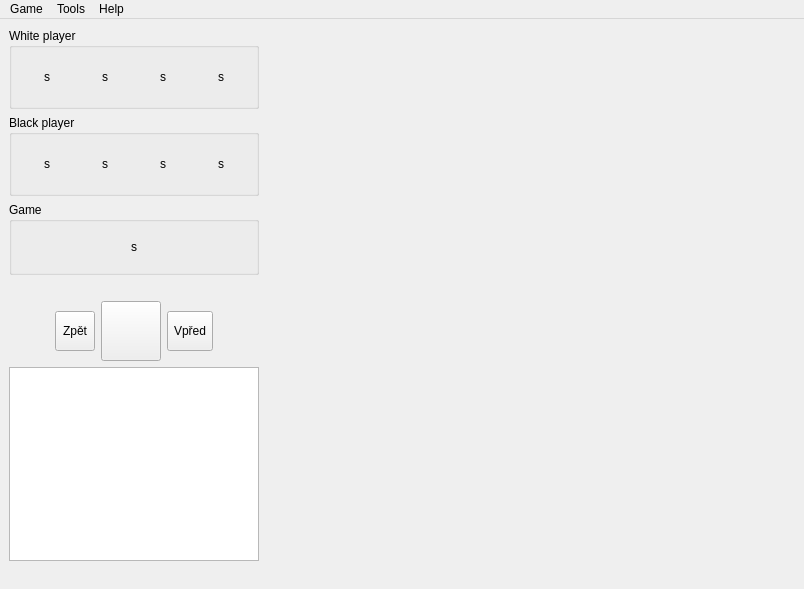
Qt form ui/gmainwindow.ui (martinrotter/qgothic) before a commit.
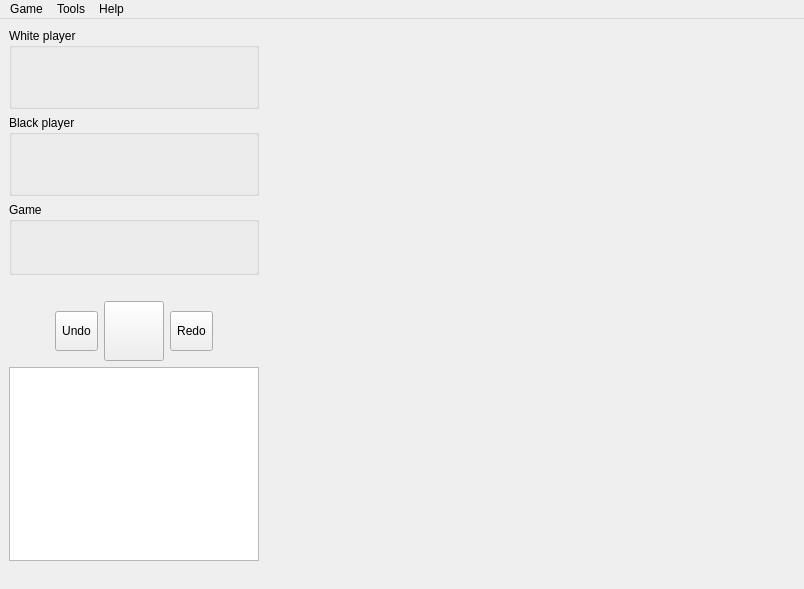
The same form after that commit. Icons and pictures are not drawn. Custom widgets are drawn as their Qt base class.

```diff
--- a/ui/gmainwindow.ui
+++ b/ui/gmainwindow.ui
@@ -72,7 +72,7 @@
           <item row="0" column="0">
            <widget class="QLabel" name="m_labelWhiteType">
             <property name="text">
-             <string notr="true">s</string>
+             <string notr="true"/>
             </property>
             <property name="textFormat">
              <enum>Qt::RichText</enum>
@@ -88,7 +88,7 @@
           <item row="0" column="2">
            <widget class="QLabel" name="m_labelNoJumpMovesWhite">
             <property name="text">
-             <string>s</string>
+             <string/>
             </property>
             <property name="alignment">
              <set>Qt::AlignCenter</set>
@@ -107,7 +107,7 @@
              </size>
             </property>
             <property name="text">
-             <string notr="true">s</string>
+             <string notr="true"/>
             </property>
             <property name="textFormat">
              <enum>Qt::RichText</enum>
@@ -123,7 +123,7 @@
           <item row="0" column="1">
            <widget class="QLabel" name="m_labelWhiteNumber">
             <property name="text">
-             <string>s</string>
+             <string/>
             </property>
             <property name="alignment">
              <set>Qt::AlignCenter</set>
@@ -179,7 +179,7 @@
             <string>Play previous move.</string>
            </property>
            <property name="text">
-            <string>Zpět</string>
+            <string>Undo</string>
            </property>
            <property name="icon">
             <iconset resource="../resources/qgothic.qrc">
@@ -247,7 +247,7 @@
             <string>Play next move.</string>
            </property>
            <property name="text">
-            <string>Vpřed</string>
+            <string>Redo</string>
            </property>
            <property name="icon">
             <iconset resource="../resources/qgothic.qrc">
@@ -329,7 +329,7 @@
           <item row="0" column="0">
            <widget class="QLabel" name="m_labelBlackType">
             <property name="text">
-             <string notr="true">s</string>
+             <string notr="true"/>
             </property>
             <property name="textFormat">
              <enum>Qt::RichText</enum>
@@ -345,7 +345,7 @@
           <item row="0" column="1">
            <widget class="QLabel" name="m_labelBlackNumber">
             <property name="text">
-             <string>s</string>
+             <string/>
             </property>
             <property name="alignment">
              <set>Qt::AlignCenter</set>
@@ -364,7 +364,7 @@
              </size>
             </property>
             <property name="text">
-             <string notr="true">s</string>
+             <string notr="true"/>
             </property>
             <property name="textFormat">
              <enum>Qt::RichText</enum>
@@ -380,7 +380,7 @@
           <item row="0" column="2">
            <widget class="QLabel" name="m_labelNoJumpMovesBlack">
             <property name="text">
-             <string>s</string>
+             <string/>
             </property>
             <property name="alignment">
              <set>Qt::AlignCenter</set>
@@ -408,7 +408,7 @@
              </size>
             </property>
             <property name="text">
-             <string>s</string>
+             <string/>
             </property>
             <property name="alignment">
              <set>Qt::AlignCenter</set>
```
Left out of the diff: 19 changed lines with no effect on the pictures.
